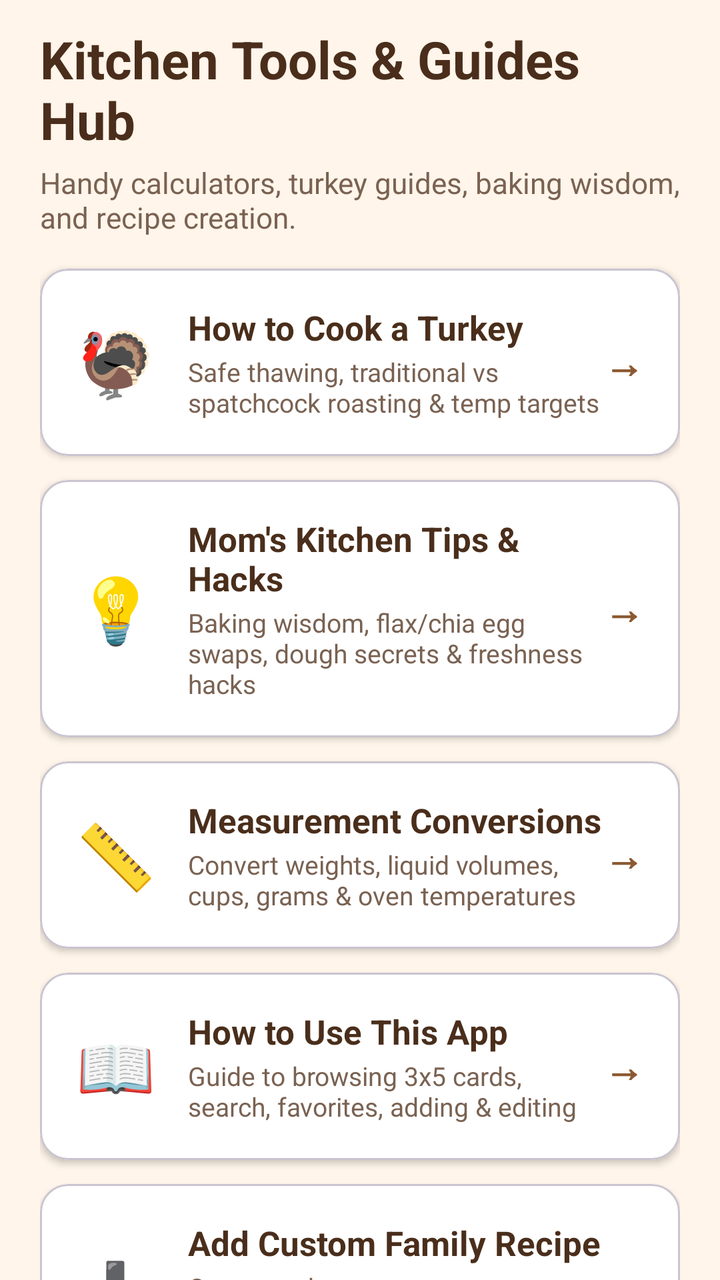
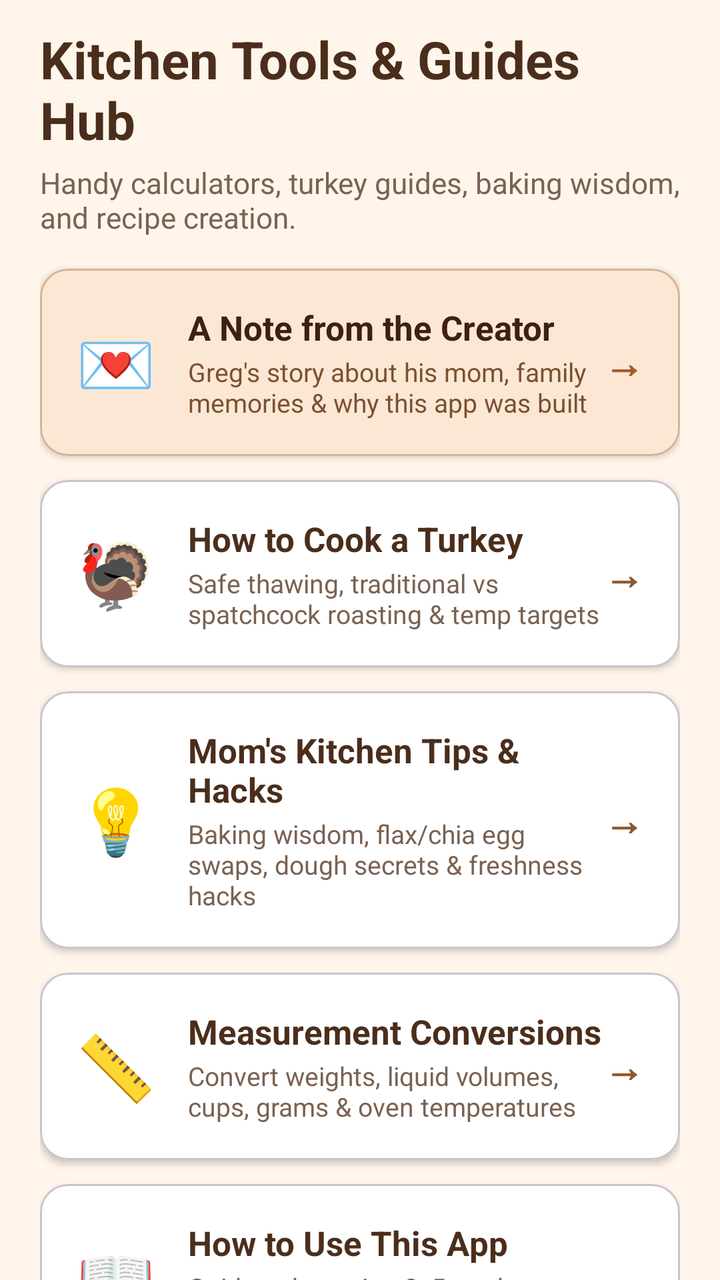

Screens rendered from an Android XML layout before and after an edit, with the pre-edit source and the edit as a unified diff.
<!-- AndroidManifest.xml: application theme Theme.TheGoodieBox -->
<!-- res/layout/fragment_tools_hub.xml -->
<?xml version="1.0" encoding="utf-8"?>
<androidx.core.widget.NestedScrollView xmlns:android="http://schemas.android.com/apk/res/android"
    xmlns:app="http://schemas.android.com/apk/res-auto"
    android:layout_width="match_parent"
    android:layout_height="match_parent"
    android:clipToPadding="false"
    android:paddingBottom="70dp">

    <LinearLayout
        android:layout_width="match_parent"
        android:layout_height="wrap_content"
        android:orientation="vertical"
        android:paddingHorizontal="20dp"
        android:paddingTop="12dp">

        <TextView
            android:layout_width="match_parent"
            android:layout_height="wrap_content"
            android:text="Kitchen Tools &amp; Guides Hub"
            android:textColor="@color/title_brown"
            android:textSize="26sp"
            android:textStyle="bold" />

        <TextView
            android:layout_width="match_parent"
            android:layout_height="wrap_content"
            android:layout_marginTop="4dp"
            android:text="Handy calculators, turkey guides, baking wisdom, and recipe creation."
            android:textColor="#7A6252"
            android:textSize="14.5sp" />

        
        <com.google.android.material.card.MaterialCardView
            android:id="@+id/cardHubTurkey"
            android:layout_width="match_parent"
            android:layout_height="wrap_content"
            android:layout_marginTop="16dp"
            android:clickable="true"
            android:focusable="true"
            app:cardBackgroundColor="@android:color/white"
            app:cardCornerRadius="14dp"
            app:cardElevation="2dp">

            <LinearLayout
                android:layout_width="match_parent"
                android:layout_height="wrap_content"
                android:gravity="center_vertical"
                android:orientation="horizontal"
                android:padding="18dp">

                <TextView
                    android:layout_width="wrap_content"
                    android:layout_height="wrap_content"
                    android:text="🦃"
                    android:textSize="32sp" />

                <LinearLayout
                    android:layout_width="0dp"
                    android:layout_height="wrap_content"
                    android:layout_marginStart="16dp"
                    android:layout_weight="1"
                    android:orientation="vertical">

                    <TextView
                        android:layout_width="wrap_content"
                        android:layout_height="wrap_content"
                        android:text="How to Cook a Turkey"
                        android:textColor="@color/title_brown"
                        android:textSize="17sp"
                        android:textStyle="bold" />

                    <TextView
                        android:layout_width="wrap_content"
                        android:layout_height="wrap_content"
                        android:layout_marginTop="2dp"
                        android:text="Safe thawing, traditional vs spatchcock roasting &amp; temp targets"
                        android:textColor="@color/desc_brown"
                        android:textSize="13sp" />

                </LinearLayout>

                <TextView
                    android:layout_width="wrap_content"
                    android:layout_height="wrap_content"
                    android:text="→"
                    android:textColor="@color/link_brown"
                    android:textSize="20sp"
                    android:textStyle="bold" />

            </LinearLayout>

        </com.google.android.material.card.MaterialCardView>

        
        <com.google.android.material.card.MaterialCardView
            android:id="@+id/cardHubTips"
            android:layout_width="match_parent"
            android:layout_height="wrap_content"
            android:layout_marginTop="12dp"
            android:clickable="true"
            android:focusable="true"
            app:cardBackgroundColor="@android:color/white"
            app:cardCornerRadius="14dp"
            app:cardElevation="2dp">

            <LinearLayout
                android:layout_width="match_parent"
                android:layout_height="wrap_content"
                android:gravity="center_vertical"
                android:orientation="horizontal"
                android:padding="18dp">

                <TextView
                    android:layout_width="wrap_content"
                    android:layout_height="wrap_content"
                    android:text="💡"
                    android:textSize="32sp" />

                <LinearLayout
                    android:layout_width="0dp"
                    android:layout_height="wrap_content"
                    android:layout_marginStart="16dp"
                    android:layout_weight="1"
                    android:orientation="vertical">

                    <TextView
                        android:layout_width="wrap_content"
                        android:layout_height="wrap_content"
                        android:text="Mom's Kitchen Tips &amp; Hacks"
                        android:textColor="@color/title_brown"
                        android:textSize="17sp"
                        android:textStyle="bold" />

                    <TextView
                        android:layout_width="wrap_content"
                        android:layout_height="wrap_content"
                        android:layout_marginTop="2dp"
                        android:text="Baking wisdom, flax/chia egg swaps, dough secrets &amp; freshness hacks"
                        android:textColor="@color/desc_brown"
                        android:textSize="13sp" />

                </LinearLayout>

                <TextView
                    android:layout_width="wrap_content"
                    android:layout_height="wrap_content"
                    android:text="→"
                    android:textColor="@color/link_brown"
                    android:textSize="20sp"
                    android:textStyle="bold" />

            </LinearLayout>

        </com.google.android.material.card.MaterialCardView>

        
        <com.google.android.material.card.MaterialCardView
            android:id="@+id/cardHubConversions"
            android:layout_width="match_parent"
            android:layout_height="wrap_content"
            android:layout_marginTop="12dp"
            android:clickable="true"
            android:focusable="true"
            app:cardBackgroundColor="@android:color/white"
            app:cardCornerRadius="14dp"
            app:cardElevation="2dp">

            <LinearLayout
                android:layout_width="match_parent"
                android:layout_height="wrap_content"
                android:gravity="center_vertical"
                android:orientation="horizontal"
                android:padding="18dp">

                <TextView
                    android:layout_width="wrap_content"
                    android:layout_height="wrap_content"
                    android:text="📏"
                    android:textSize="32sp" />

                <LinearLayout
                    android:layout_width="0dp"
                    android:layout_height="wrap_content"
                    android:layout_marginStart="16dp"
                    android:layout_weight="1"
                    android:orientation="vertical">

                    <TextView
                        android:layout_width="wrap_content"
                        android:layout_height="wrap_content"
                        android:text="Measurement Conversions"
                        android:textColor="@color/title_brown"
                        android:textSize="17sp"
                        android:textStyle="bold" />

                    <TextView
                        android:layout_width="wrap_content"
                        android:layout_height="wrap_content"
                        android:layout_marginTop="2dp"
                        android:text="Convert weights, liquid volumes, cups, grams &amp; oven temperatures"
                        android:textColor="@color/desc_brown"
                        android:textSize="13sp" />

                </LinearLayout>

                <TextView
                    android:layout_width="wrap_content"
                    android:layout_height="wrap_content"
                    android:text="→"
                    android:textColor="@color/link_brown"
                    android:textSize="20sp"
                    android:textStyle="bold" />

            </LinearLayout>

        </com.google.android.material.card.MaterialCardView>

        
        <com.google.android.material.card.MaterialCardView
            android:id="@+id/cardHubHowToUse"
            android:layout_width="match_parent"
            android:layout_height="wrap_content"
            android:layout_marginTop="12dp"
            android:clickable="true"
            android:focusable="true"
            app:cardBackgroundColor="@android:color/white"
            app:cardCornerRadius="14dp"
            app:cardElevation="2dp">

            <LinearLayout
                android:layout_width="match_parent"
                android:layout_height="wrap_content"
                android:gravity="center_vertical"
                android:orientation="horizontal"
                android:padding="18dp">

                <TextView
                    android:layout_width="wrap_content"
                    android:layout_height="wrap_content"
                    android:text="📖"
                    android:textSize="32sp" />

                <LinearLayout
                    android:layout_width="0dp"
                    android:layout_height="wrap_content"
                    android:layout_marginStart="16dp"
                    android:layout_weight="1"
                    android:orientation="vertical">

                    <TextView
                        android:layout_width="wrap_content"
                        android:layout_height="wrap_content"
                        android:text="How to Use This App"
                        android:textColor="@color/title_brown"
                        android:textSize="17sp"
                        android:textStyle="bold" />

                    <TextView
                        android:layout_width="wrap_content"
                        android:layout_height="wrap_content"
                        android:layout_marginTop="2dp"
                        android:text="Guide to browsing 3x5 cards, search, favorites, adding &amp; editing"
                        android:textColor="@color/desc_brown"
                        android:textSize="13sp" />

                </LinearLayout>

                <TextView
                    android:layout_width="wrap_content"
                    android:layout_height="wrap_content"
                    android:text="→"
                    android:textColor="@color/link_brown"
                    android:textSize="20sp"
                    android:textStyle="bold" />

            </LinearLayout>

        </com.google.android.material.card.MaterialCardView>

        
        <com.google.android.material.card.MaterialCardView
            android:id="@+id/cardHubAddRecipe"
            android:layout_width="match_parent"
            android:layout_height="wrap_content"
            android:layout_marginTop="12dp"
            android:layout_marginBottom="32dp"
            android:clickable="true"
            android:focusable="true"
            app:cardBackgroundColor="@android:color/white"
            app:cardCornerRadius="14dp"
            app:cardElevation="2dp">

            <LinearLayout
                android:layout_width="match_parent"
                android:layout_height="wrap_content"
                android:gravity="center_vertical"
                android:orientation="horizontal"
                android:padding="18dp">

                <TextView
                    android:layout_width="wrap_content"
                    android:layout_height="wrap_content"
                    android:text="➕"
                    android:textSize="32sp" />

                <LinearLayout
                    android:layout_width="0dp"
                    android:layout_height="wrap_content"
                    android:layout_marginStart="16dp"
                    android:layout_weight="1"
                    android:orientation="vertical">

                    <TextView
                        android:layout_width="wrap_content"
                        android:layout_height="wrap_content"
                        android:text="Add Custom Family Recipe"
                        android:textColor="@color/title_brown"
                        android:textSize="17sp"
                        android:textStyle="bold" />

                    <TextView
                        android:layout_width="wrap_content"
                        android:layout_height="wrap_content"
                        android:layout_marginTop="2dp"
                        android:text="Create and save your own secret heirloom recipes, directions &amp; photos"
                        android:textColor="@color/desc_brown"
                        android:textSize="13sp" />

                </LinearLayout>

                <TextView
                    android:layout_width="wrap_content"
                    android:layout_height="wrap_content"
                    android:text="→"
                    android:textColor="@color/link_brown"
                    android:textSize="20sp"
                    android:textStyle="bold" />

            </LinearLayout>

        </com.google.android.material.card.MaterialCardView>

    </LinearLayout>

</androidx.core.widget.NestedScrollView>
<!-- resources referenced by this layout -->
<resources>
  <color name="desc_brown">#7A6252</color>
  <color name="link_brown">#8C5A32</color>
  <color name="title_brown">#4A2E1B</color>
  <style name="Theme.TheGoodieBox" parent="Base.Theme.TheGoodieBox" />
  <style name="Base.Theme.TheGoodieBox" parent="Theme.Material3.Light.NoActionBar">
          <item name="colorPrimary">@color/gingerbread_brown</item>
          <item name="colorSecondary">@color/candy_cane_red</item>
          <item name="android:windowBackground">@color/frosting_cream</item>
          <item name="colorSurface">@color/frosting_cream</item>
          <item name="android:textColorPrimary">@color/cocoa_shadow</item>
      </style>
  <color name="gingerbread_brown">#A35C2A</color>
  <color name="candy_cane_red">#C23B22</color>
  <color name="frosting_cream">#FFF5EA</color>
  <color name="cocoa_shadow">#4B2E1E</color>
</resources>

<!-- the commit's change to res/layout/fragment_tools_hub.xml (unified diff, before → after) -->
@@ -31,10 +31,74 @@
 
         
         <com.google.android.material.card.MaterialCardView
+            android:id="@+id/cardHubCreatorLetter"
+            android:layout_width="match_parent"
+            android:layout_height="wrap_content"
+            android:layout_marginTop="16dp"
+            android:clickable="true"
+            android:focusable="true"
+            app:cardBackgroundColor="#FBE7D4"
+            app:cardCornerRadius="14dp"
+            app:cardElevation="2dp"
+            app:strokeColor="#D9B496"
+            app:strokeWidth="1dp">
+
+            <LinearLayout
+                android:layout_width="match_parent"
+                android:layout_height="wrap_content"
+                android:gravity="center_vertical"
+                android:orientation="horizontal"
+                android:padding="18dp">
+
+                <TextView
+                    android:layout_width="wrap_content"
+                    android:layout_height="wrap_content"
+                    android:text="💌"
+                    android:textSize="32sp" />
+
+                <LinearLayout
+                    android:layout_width="0dp"
+                    android:layout_height="wrap_content"
+                    android:layout_marginStart="16dp"
+                    android:layout_weight="1"
+                    android:orientation="vertical">
+
+                    <TextView
+                        android:layout_width="wrap_content"
+                        android:layout_height="wrap_content"
+                        android:text="A Note from the Creator"
+                        android:textColor="#3E2010"
+                        android:textSize="17sp"
+                        android:textStyle="bold" />
+
+                    <TextView
+                        android:layout_width="wrap_content"
+                        android:layout_height="wrap_content"
+                        android:layout_marginTop="2dp"
+                        android:text="Greg's story about his mom, family memories &amp; why this app was built"
+                        android:textColor="#7A5032"
+                        android:textSize="13sp" />
+
+                </LinearLayout>
+
+                <TextView
+                    android:layout_width="wrap_content"
+                    android:layout_height="wrap_content"
+                    android:text="→"
+                    android:textColor="#A35C2A"
+                    android:textSize="20sp"
+                    android:textStyle="bold" />
+
+            </LinearLayout>
+
+        </com.google.android.material.card.MaterialCardView>
+
+        
+        <com.google.android.material.card.MaterialCardView
             android:id="@+id/cardHubTurkey"
             android:layout_width="match_parent"
             android:layout_height="wrap_content"
-            android:layout_marginTop="16dp"
+            android:layout_marginTop="12dp"
             android:clickable="true"
             android:focusable="true"
             app:cardBackgroundColor="@android:color/white"
